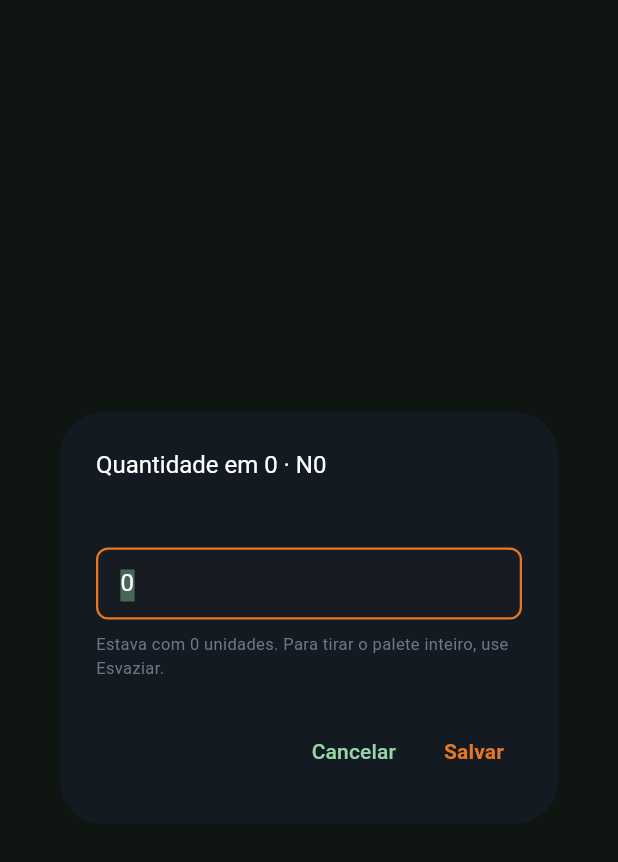
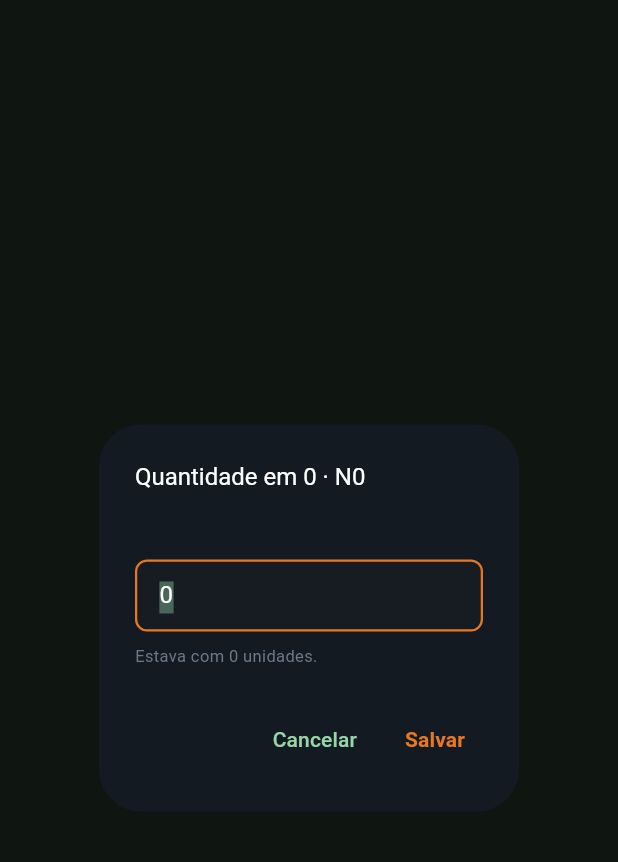
Before and after one commit to LeoLira1/Gondolas, a Flutter app: the _DialogAjustarQuantidade widget shown alone on an empty page, opened directly with empty values, on a phone screen of 412 x 824 dp. Shown: the top 862 px of the screen. Run offline on Flutter 3.47's test engine with Material 3 defaults, Android fonts, the phone set to English and light mode, and no system bars; our stand-ins replace shared_preferences; missing offline and left inert: libsql_dart; accounts and stored records are empty.

Commit message:
Painel do galpão: tira a barra Esvaziar / Lançar N<n>
As duas barras coloridas na largura do painel competiam com o que se lê
ali (produto, número e saldo). Sai a barra inteira; o número do palete,
que já abria o teclado de correção, passa a ser a única ação do rack.

Esvaziar agora é digitar 0 nesse mesmo teclado: o dialog aceita 0 quando
há como esvaziar, pinta a borda de vermelho, avisa que o palete sai (e
que os racks de cima descem um nível, quando há) e troca Salvar por
Esvaziar. É a mesma confirmação de antes, no lugar onde se descobre que
o endereço está vazio — sem botão fixo no layout.

O atalho para a vaga do topo sai junto: lançar em cima de uma pilha
parcial volta a ser o toque no contorno da vaga no mapa.

Co-Authored-By: Claude Opus 5 <noreply@anthropic.com>
Claude-Session: https://claude.ai/code/session_013xdmHSJsW6pCo32j5jcvCM

```diff
--- a/lib/galpao_page.dart
+++ b/lib/galpao_page.dart
@@ -823,15 +823,6 @@ class _GalpaoPageState extends State<GalpaoPage> {
                   onEsvaziar: () => _onEsvaziar(sel.posicao, sel.ordem),
                   onAjustarQuantidade: (quantidade) =>
                       _onAjustar(sel.posicao, sel.ordem, quantidade),
-                  onIrParaVaga: () {
-                    final pilha = _pilhas[sel.posicao] ?? const [];
-                    if (pilha.length >= GalpaoConfig.niveisMax) return;
-                    setState(() => _selecionado = ToqueGalpao(
-                          posicao: sel.posicao,
-                          ordem:   pilha.length + 1,
-                          ocupado: false,
-                        ));
-                  },
                 ),
               ),
             )
@@ -1049,11 +1040,12 @@ class _FaixaDestaqueProduto extends StatelessWidget {
 
 /// Painel inferior do endereço selecionado.
 ///
-/// Ocupado: produto, quantidade, botão Esvaziar (com a descida animada da
-/// pilha) e o atalho para a vaga do topo — o toque direto no wireframe da
-/// vaga de uma pilha parcial quase sempre acerta o rack embaixo dele (regra
-/// de prioridade do hit-test), então o caminho garantido para lançar em cima
-/// é por aqui.
+/// Ocupado: produto, quantidade e saldo. Sem botões de ação embaixo — eram
+/// duas barras coloridas ocupando a largura do painel e poluindo a leitura
+/// do que importa (o produto e o número). Tirar o palete é digitar 0 no
+/// mesmo teclado que corrige a quantidade: a operação é a mesma coisa vista
+/// pelo galpão — "não tem mais nada aqui" —, e o 0 já vem com a confirmação
+/// e a descida animada da pilha.
 ///
 /// Vazio: busca de produto (qualquer parte do nome, código, dois termos
 /// soltos), últimos lançados como atalho, quantidade e Lançar.
@@ -1065,8 +1057,10 @@ class PainelEnderecoGalpao extends StatefulWidget {
   final bool                       carregandoCatalogo;
   final VoidCallback               onFechar;
   final void Function(Produto produto, double quantidade)? onLancar;
+
+  /// Tira o palete do endereço. Chamado quando a quantidade nova é 0 — não
+  /// há mais botão para isso. Null trava o 0 no teclado de quantidade.
   final VoidCallback?              onEsvaziar;
-  final VoidCallback?              onIrParaVaga;
 
   /// Corrige a quantidade do rack aberto, em unidades. Null esconde o lápis
   /// ao lado do número (testes, uso só de leitura).
@@ -1104,7 +1098,6 @@ class PainelEnderecoGalpao extends StatefulWidget {
     this.carregandoCatalogo = false,
     this.onLancar,
     this.onEsvaziar,
-    this.onIrParaVaga,
     this.onAjustarQuantidade,
     this.codigosConferencia = const {},
     this.destacadoCodigo,
@@ -1218,48 +1211,30 @@ class _PainelEnderecoGalpaoState extends State<PainelEnderecoGalpao> {
 
   /// Abre o teclado com a quantidade atual pronta para ser trocada, e devolve
   /// o número novo a quem sabe gravar.
+  ///
+  /// Zero não é uma quantidade: é o palete saindo do endereço. O dialog só
+  /// aceita 0 quando há como esvaziar, avisa em vermelho antes de salvar, e
+  /// aqui a chamada vai para [PainelEnderecoGalpao.onEsvaziar] — que é quem
+  /// derruba os racks de cima e renumera a pilha.
   Future<void> _abrirAjuste(RackGalpao rack) async {
-    final nova = await showDialog<double>(
+    final t     = widget.toque;
+    final pilha = widget.pilhas[t.posicao] ?? const <RackGalpao>[];
+    final nova  = await showDialog<double>(
       context: context,
       builder: (_) => _DialogAjustarQuantidade(
-        toque: widget.toque,
-        rack:  rack,
-        saldo: _saldo,
+        toque:        t,
+        rack:         rack,
+        saldo:        _saldo,
+        podeEsvaziar: widget.onEsvaziar != null,
+        temAcima:     t.ordem < pilha.length,
       ),
     );
     if (!mounted || nova == null || nova == rack.quantidade) return;
+    if (nova == 0) {
+      widget.onEsvaziar?.call();
+      return;
+    }
     widget.onAjustarQuantidade?.call(nova);
-  }
-
-  Future<void> _confirmarEsvaziar() async {
-    final t     = widget.toque;
-    final pilha = widget.pilhas[t.posicao] ?? const <RackGalpao>[];
-    final temAcima = t.ordem < pilha.length;
-    final ok = await showDialog<bool>(
-      context: context,
-      builder: (ctx) => AlertDialog(
-        backgroundColor: const Color(0xFF141a22),
-        title: Text('Esvaziar ${t.posicao} · N${t.ordem}?',
-            style: const TextStyle(color: Colors.white, fontSize: 16)),
-        content: temAcima
-            ? const Text(
-                'Os racks de cima descem um nível e a ordem é renumerada.',
-                style: TextStyle(color: Color(0xFF8a9aa8), fontSize: 13))
-            : null,
-        actions: [
-          TextButton(
-            onPressed: () => Navigator.pop(ctx, false),
-            child: const Text('Cancelar'),
-          ),
-          TextButton(
-            onPressed: () => Navigator.pop(ctx, true),
-            child: const Text('Esvaziar',
-                style: TextStyle(color: Color(0xFFef5350))),
-          ),
-        ],
-      ),
-    );
-    if (ok == true) widget.onEsvaziar?.call();
   }
 
   @override
@@ -1319,7 +1294,7 @@ class _PainelEnderecoGalpaoState extends State<PainelEnderecoGalpao> {
           ),
           const SizedBox(height: 10),
           if (rack != null)
-            _buildOcupado(rack, pilha)
+            _buildOcupado(rack)
           else
             _buildVazio(t),
         ],
@@ -1329,8 +1304,7 @@ class _PainelEnderecoGalpaoState extends State<PainelEnderecoGalpao> {
 
   // ── Endereço ocupado ───────────────────────────────────────────────────────
 
-  Widget _buildOcupado(RackGalpao rack, List<RackGalpao> pilha) {
-    final temVaga  = pilha.length < GalpaoConfig.niveisMax;
+  Widget _buildOcupado(RackGalpao rack) {
     final pendente = widget.codigosConferencia.contains(rack.produtoCodigo);
     final blocoSaldo    = _blocoSaldo();
     final botaoDestaque = _botaoDestaque(rack);
@@ -1377,9 +1351,9 @@ class _PainelEnderecoGalpaoState extends State<PainelEnderecoGalpao> {
         Row(
           crossAxisAlignment: CrossAxisAlignment.end,
           children: [
-            // O número é o botão: contar de novo e achar outro valor é a
-            // coisa mais comum que acontece com um palete já endereçado, e
-            // até aqui só dava para esvaziar e lançar tudo de novo.
+            // O número é o botão, e é o único caminho de escrita do rack:
+            // contar de novo e achar outro valor é a coisa mais comum que
+            // acontece com um palete já endereçado, e 0 é o palete saindo.
             InkWell(
               onTap: widget.onAjustarQuantidade == null
                   ? null
@@ -1428,39 +1402,6 @@ class _PainelEnderecoGalpaoState extends State<PainelEnderecoGalpao> {
           const SizedBox(height: 8),
           botaoDestaque,
         ],
-        const SizedBox(height: 12),
-        Row(
-          children: [
-            Expanded(
-              child: OutlinedButton.icon(
-                onPressed:
-                    widget.onEsvaziar == null ? null : _confirmarEsvaziar,
-                icon: const Icon(Icons.remove_circle_outline, size: 16),
-                label: const Text('Esvaziar'),
-                style: OutlinedButton.styleFrom(
-                  foregroundColor: const Color(0xFFef5350),
-                  side: const BorderSide(color: Color(0x66ef5350)),
-                  padding: const EdgeInsets.symmetric(vertical: 10),
-                ),
-              ),
-            ),
-            if (temVaga && widget.onIrParaVaga != null) ...[
-              const SizedBox(width: 10),
-              Expanded(
-                child: OutlinedButton.icon(
-                  onPressed: widget.onIrParaVaga,
-                  icon: const Icon(Icons.add, size: 16),
-                  label: Text('Lançar N${pilha.length + 1}'),
-                  style: OutlinedButton.styleFrom(
-                    foregroundColor: const Color(0xFF6fcf97),
-                    side: const BorderSide(color: Color(0x662e6b46)),
-                    padding: const EdgeInsets.symmetric(vertical: 10),
-                  ),
-                ),
-              ),
-            ],
-          ],
-        ),
       ],
     );
   }
@@ -1888,12 +1829,19 @@ class _PainelEnderecoGalpaoState extends State<PainelEnderecoGalpao> {
 
 // ── Ajuste de quantidade ─────────────────────────────────────────────────────
 
-/// Troca a quantidade de um rack que já está endereçado.
+/// Troca a quantidade de um rack que já está endereçado — e, com 0, tira o
+/// palete do endereço.
 ///
 /// Existe porque o caminho antigo para acertar um número era esvaziar e lançar
 /// de novo — o que, num palete no meio da pilha, derruba todos os racks de
 /// cima e renumera a pilha inteira (ver galpao_pilhas.dart) só para corrigir
 /// uma digitação. Aqui o palete não sai do lugar.
+///
+/// E é aqui também que ele sai, quando é para sair: com [podeEsvaziar], 0 é
+/// um valor aceito e o botão de salvar vira Esvaziar em vermelho, com o aviso
+/// da descida da pilha. O painel não tem mais botão para isso — o teclado que
+/// já se abre para conferir o número é o mesmo lugar onde se descobre que não
+/// há mais nada no endereço.
 ///
 /// Quando o produto está divergente do sistema, o dialog oferece de bandeja o
 /// número que zera a diferença: é quase sempre ele que se quer digitar — o
@@ -1903,10 +1851,20 @@ class _DialogAjustarQuantidade extends StatefulWidget {
   final RackGalpao    rack;
   final SaldoProduto? saldo;
 
+  /// 0 é aceito e sai daqui como pedido de esvaziar. Falso (uso só de
+  /// leitura, testes) mantém o dialog em correção de número.
+  final bool podeEsvaziar;
+
+  /// Há racks acima deste na pilha — o aviso do 0 precisa dizer que eles
+  /// descem um nível.
+  final bool temAcima;
+
   const _DialogAjustarQuantidade({
     required this.toque,
     required this.rack,
     required this.saldo,
+    this.podeEsvaziar = false,
+    this.temAcima     = false,
   });
 
   @override
@@ -1934,14 +1892,22 @@ class _DialogAjustarQuantidadeState extends State<_DialogAjustarQuantidade> {
     super.dispose();
   }
 
+  /// O número digitado, ou null enquanto não dá para salvar. 0 só conta como
+  /// número quando há como esvaziar — sem isso ele é campo vazio, e o botão
+  /// fica desligado como antes.
   double? get _digitada {
     final q = double.tryParse(_ctrl.text.replaceAll(',', '.'));
-    return q != null && q > 0 ? q : null;
-  }
+    if (q == null || q < 0) return null;
+    if (q == 0) return widget.podeEsvaziar ? 0 : null;
+    return q;
+  }
+
+  /// Salvar aqui tira o palete do endereço, não corrige o número.
+  bool get _esvaziando => _digitada == 0;
 
   /// A quantidade que faria o saldo do produto fechar com o sistema, se toda
-  /// a diferença couber NESTE rack. Null quando não há divergência conhecida
-  /// (ou quando fechar exigiria zerar o palete — para isso existe Esvaziar).
+  /// a diferença couber NESTE rack. Null quando fechar exigiria zerar o palete
+  /// — tirar o palete é decisão de quem está olhando para ele, não sugestão.
   double? get _sugestao {
     final saldo = widget.saldo;
     if (saldo == null || saldo.fecha) return null;
@@ -1959,6 +1925,9 @@ class _DialogAjustarQuantidadeState extends State<_DialogAjustarQuantidade> {
     final t         = widget.toque;
     final sugestao  = _sugestao;
     final digitada  = _digitada;
+
+    const corSaindo = Color(0xFFef5350);
+    final esvaziando = _esvaziando;
 
     return AlertDialog(
       backgroundColor: const Color(0xFF141a22),
@@ -1999,14 +1968,52 @@ class _DialogAjustarQuantidadeState extends State<_DialogAjustarQuantidade> {
               ),
               focusedBorder: OutlineInputBorder(
                 borderRadius: BorderRadius.circular(8),
-                borderSide: const BorderSide(color: corCamda, width: 1.5),
+                borderSide: BorderSide(
+                    color: esvaziando ? corSaindo : corCamda, width: 1.5),
               ),
               contentPadding:
                   const EdgeInsets.symmetric(horizontal: 12, vertical: 12),
               isDense: true,
             ),
           ),
-          if (sugestao != null) ...[
+          // O 0 muda o que o botão faz, então tem de mudar o que o dialog
+          // diz: quem digitou 0 sem querer precisa ler "o palete sai" antes
+          // de encostar em Esvaziar.
+          if (esvaziando) ...[
+            const SizedBox(height: 10),
+            Container(
+              width: double.infinity,
+              padding: const EdgeInsets.symmetric(horizontal: 9, vertical: 7),
+              decoration: BoxDecoration(
+                color:        corSaindo.withValues(alpha: 0.12),
+                borderRadius: BorderRadius.circular(7),
+                border: Border.all(color: corSaindo.withValues(alpha: 0.55)),
+              ),
+              child: Row(
+                crossAxisAlignment: CrossAxisAlignment.start,
+                children: [
+                  const Icon(Icons.remove_circle_outline,
+                      size: 14, color: corSaindo),
+                  const SizedBox(width: 7),
+                  Expanded(
+                    child: Text(
+                      widget.temAcima
+                          ? '0 tira o palete de ${t.posicao} · N${t.ordem}. '
+                            'Os racks de cima descem um nível e a ordem é '
+                            'renumerada.'
+                          : '0 tira o palete de ${t.posicao} · N${t.ordem} — '
+                            'o endereço fica livre.',
+                      style: const TextStyle(
+                          color: corSaindo,
+                          fontSize: 11,
+                          fontWeight: FontWeight.w600),
+                    ),
+                  ),
+                ],
+              ),
+            ),
+          ],
+          if (sugestao != null && !esvaziando) ...[
             const SizedBox(height: 10),
             InkWell(
               onTap: () => setState(() {
@@ -2046,8 +2053,11 @@ class _DialogAjustarQuantidadeState extends State<_DialogAjustarQuantidade> {
           ],
           const SizedBox(height: 8),
           Text(
-            'Estava com ${quantidadeEmUnidades(widget.rack.quantidade)}. '
-            'Para tirar o palete inteiro, use Esvaziar.',
+            widget.podeEsvaziar
+                ? 'Estava com ${quantidadeEmUnidades(widget.rack.quantidade)}. '
+                  'Digite 0 para tirar o palete inteiro.'
+                : 'Estava com '
+                  '${quantidadeEmUnidades(widget.rack.quantidade)}.',
             style: const TextStyle(color: Color(0xFF6b7a88), fontSize: 11),
           ),
         ],
@@ -2060,8 +2070,12 @@ class _DialogAjustarQuantidadeState extends State<_DialogAjustarQuantidade> {
         TextButton(
           onPressed:
               digitada == null ? null : () => Navigator.pop(context, digitada),
-          child: const Text('Salvar',
-              style: TextStyle(color: corCamda, fontWeight: FontWeight.w600)),
+          child: Text(
+            esvaziando ? 'Esvaziar' : 'Salvar',
+            style: TextStyle(
+                color:      esvaziando ? corSaindo : corCamda,
+                fontWeight: FontWeight.w600),
+          ),
         ),
       ],
     );
```
Also changed, not shown: 2 other files.
